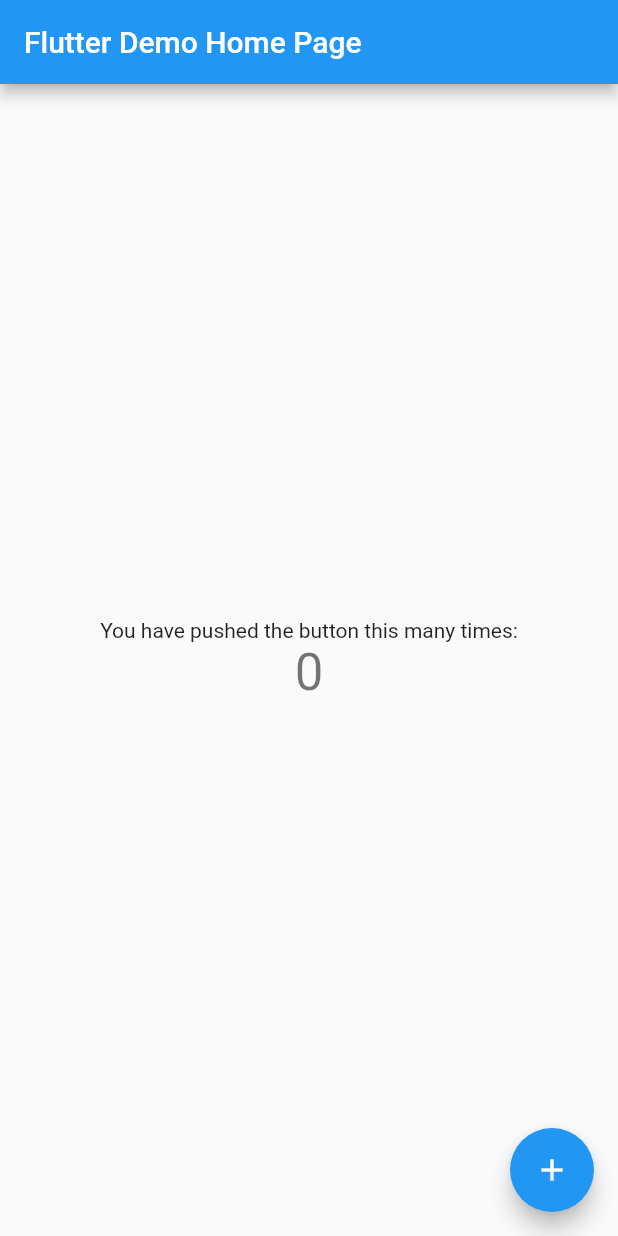
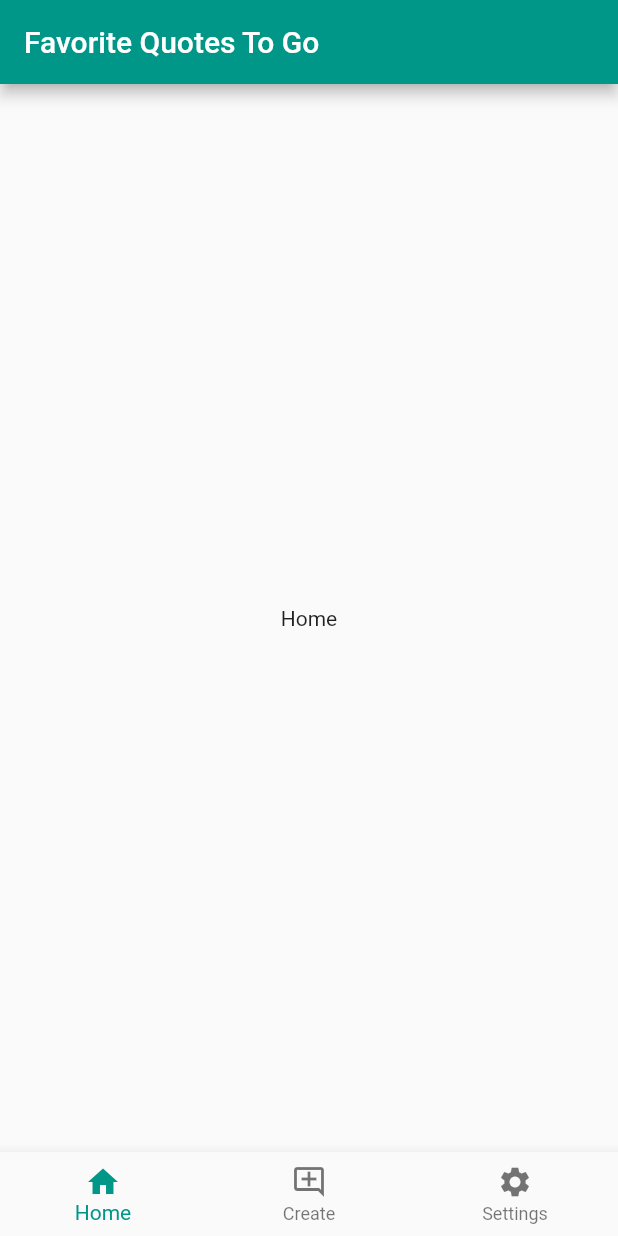
Before and after one commit to FlutterQuotes/QuotesApp, a Flutter app: the screen it shows after launch, on a phone screen of 412 x 824 dp. Run offline on Flutter 3.47's test engine with Material 2 defaults, Android fonts, the phone set to English and light mode, and no system bars.

```diff
--- a/quotes_app/lib/main.dart
+++ b/quotes_app/lib/main.dart
@@ -1,4 +1,7 @@
 import 'package:flutter/material.dart';
+import 'package:quotes_app/widgets/pages/home_page.dart';
+import 'package:quotes_app/widgets/pages/create_page.dart';
+import 'package:quotes_app/widgets/pages/settings_page.dart';
 
 void main() {
   runApp(const MyApp());
@@ -7,39 +10,20 @@ void main() {
 class MyApp extends StatelessWidget {
   const MyApp({super.key});
 
-  // This widget is the root of your application.
   @override
   Widget build(BuildContext context) {
     return MaterialApp(
-      title: 'Flutter Demo',
+      title: 'Quotes App',
       theme: ThemeData(
-        // This is the theme of your application.
-        //
-        // Try running your application with "flutter run". You'll see the
-        // application has a blue toolbar. Then, without quitting the app, try
-        // changing the primarySwatch below to Colors.green and then invoke
-        // "hot reload" (press "r" in the console where you ran "flutter run",
-        // or simply save your changes to "hot reload" in a Flutter IDE).
-        // Notice that the counter didn't reset back to zero; the application
-        // is not restarted.
-        primarySwatch: Colors.blue,
+        primarySwatch: Colors.teal,
       ),
-      home: const MyHomePage(title: 'Flutter Demo Home Page'),
+      home: const MyHomePage(title: 'Favorite Quotes To Go'),
     );
   }
 }
 
 class MyHomePage extends StatefulWidget {
   const MyHomePage({super.key, required this.title});
-
-  // This widget is the home page of your application. It is stateful, meaning
-  // that it has a State object (defined below) that contains fields that affect
-  // how it looks.
-
-  // This class is the configuration for the state. It holds the values (in this
-  // case the title) provided by the parent (in this case the App widget) and
-  // used by the build method of the State. Fields in a Widget subclass are
-  // always marked "final".
 
   final String title;
 
@@ -48,68 +32,49 @@ class MyHomePage extends StatefulWidget {
 }
 
 class _MyHomePageState extends State<MyHomePage> {
-  int _counter = 0;
+  int _selectedIndex = 0;
 
-  void _incrementCounter() {
+  static final _contentWidgets = <Widget>[
+    const HomePage(),
+    const CreatePage(),
+    const SettingsPage(),
+  ];
+
+void _onItemTapped(int index) {
     setState(() {
-      // This call to setState tells the Flutter framework that something has
-      // changed in this State, which causes it to rerun the build method below
-      // so that the display can reflect the updated values. If we changed
-      // _counter without calling setState(), then the build method would not be
-      // called again, and so nothing would appear to happen.
-      _counter++;
+      _selectedIndex = index;
     });
   }
 
+
   @override
   Widget build(BuildContext context) {
-    // This method is rerun every time setState is called, for instance as done
-    // by the _incrementCounter method above.
-    //
-    // The Flutter framework has been optimized to make rerunning build methods
-    // fast, so that you can just rebuild anything that needs updating rather
-    // than having to individually change instances of widgets.
     return Scaffold(
       appBar: AppBar(
-        // Here we take the value from the MyHomePage object that was created by
-        // the App.build method, and use it to set our appbar title.
         title: Text(widget.title),
       ),
+      bottomNavigationBar: BottomNavigationBar(
+        items: const <BottomNavigationBarItem>[
+          BottomNavigationBarItem(
+            icon: Icon(Icons.home),
+            label: 'Home',
+          ),
+          BottomNavigationBarItem(
+            icon: Icon(Icons.add_comment_outlined),
+            label: 'Create',
+          ),
+          BottomNavigationBarItem(
+            icon: Icon(Icons.settings),
+            label: 'Settings',
+            )
+        ],
+        currentIndex: _selectedIndex,
+        selectedItemColor: Theme.of(context).primaryColor,
+        onTap: _onItemTapped,
+      ),
       body: Center(
-        // Center is a layout widget. It takes a single child and positions it
-        // in the middle of the parent.
-        child: Column(
-          // Column is also a layout widget. It takes a list of children and
-          // arranges them vertically. By default, it sizes itself to fit its
-          // children horizontally, and tries to be as tall as its parent.
-          //
-          // Invoke "debug painting" (press "p" in the console, choose the
-          // "Toggle Debug Paint" action from the Flutter Inspector in Android
-          // Studio, or the "Toggle Debug Paint" command in Visual Studio Code)
-          // to see the wireframe for each widget.
-          //
-          // Column has various properties to control how it sizes itself and
-          // how it positions its children. Here we use mainAxisAlignment to
-          // center the children vertically; the main axis here is the vertical
-          // axis because Columns are vertical (the cross axis would be
-          // horizontal).
-          mainAxisAlignment: MainAxisAlignment.center,
-          children: <Widget>[
-            const Text(
-              'You have pushed the button this many times:',
-            ),
-            Text(
-              '$_counter',
-              style: Theme.of(context).textTheme.headlineMedium,
-            ),
-          ],
-        ),
-      ),
-      floatingActionButton: FloatingActionButton(
-        onPressed: _incrementCounter,
-        tooltip: 'Increment',
-        child: const Icon(Icons.add),
-      ), // This trailing comma makes auto-formatting nicer for build methods.
+          child: _contentWidgets.elementAt(_selectedIndex),
+          ),
     );
   }
 }
--- /dev/null
+++ b/quotes_app/lib/widgets/pages/create_page.dart
@@ -0,0 +1,11 @@
+import 'package:flutter/material.dart';
+
+class CreatePage extends StatelessWidget {
+  const CreatePage({super.key});
+
+  @override
+  Widget build(BuildContext context) {
+    return const Text('Create');
+  }
+
+}
--- /dev/null
+++ b/quotes_app/lib/widgets/pages/home_page.dart
@@ -0,0 +1,11 @@
+import 'package:flutter/material.dart';
+
+class HomePage extends StatelessWidget{
+  const HomePage({super.key});
+
+  @override
+  Widget build(BuildContext context) {
+    return const Text('Home');
+  }
+
+}
--- /dev/null
+++ b/quotes_app/lib/widgets/pages/settings_page.dart
@@ -0,0 +1,11 @@
+import 'package:flutter/material.dart';
+
+class SettingsPage extends StatelessWidget {
+  const SettingsPage({super.key});
+
+  @override
+  Widget build(BuildContext context) {
+    return const Text('Settings');
+  }
+
+}
```
